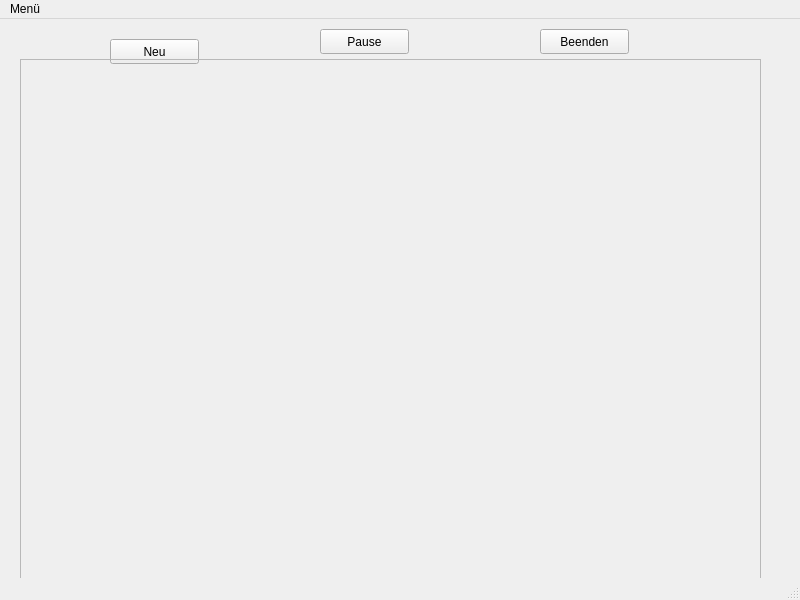
JenniferRied/Minesweeper, file Minesweeper/minesweeper.ui: the form before one commit.
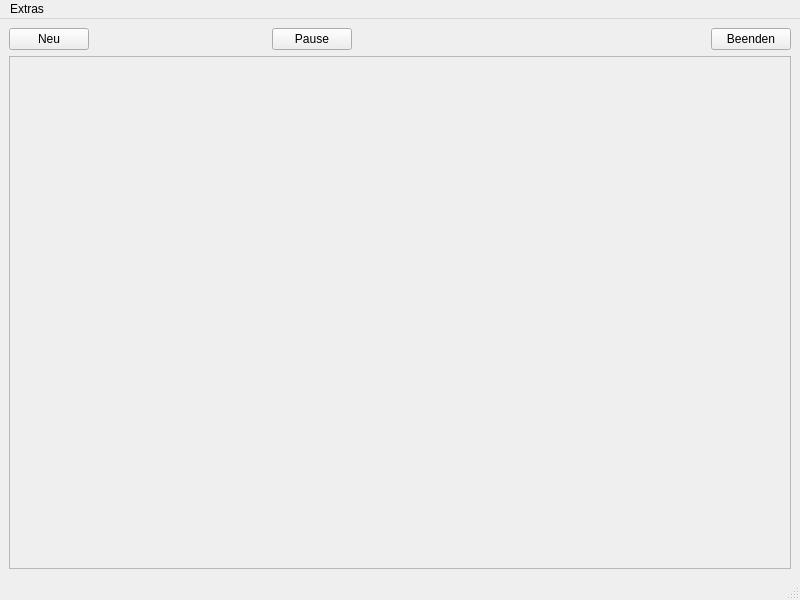
The form after the commit.

```diff
--- a/Minesweeper/minesweeper.ui
+++ b/Minesweeper/minesweeper.ui
@@ -14,54 +14,73 @@
    <string>Minesweeper</string>
   </property>
   <widget class="QWidget" name="centralwidget">
-   <widget class="QPushButton" name="pause_button">
-    <property name="geometry">
-     <rect>
-      <x>320</x>
-      <y>10</y>
-      <width>89</width>
-      <height>25</height>
-     </rect>
-    </property>
-    <property name="text">
-     <string>Pause</string>
-    </property>
-   </widget>
+   <layout class="QVBoxLayout" name="verticalLayout">
+    <item>
+     <layout class="QHBoxLayout" name="horizontalLayout">
+      <item>
    <widget class="QPushButton" name="neu_button">
-    <property name="geometry">
-     <rect>
-      <x>110</x>
-      <y>20</y>
-      <width>89</width>
-      <height>25</height>
-     </rect>
-    </property>
     <property name="text">
      <string>Neu</string>
     </property>
    </widget>
+      </item>
+      <item>
+       <spacer name="horizontalSpacer">
+        <property name="orientation">
+         <enum>Qt::Horizontal</enum>
+        </property>
+        <property name="sizeHint" stdset="0">
+         <size>
+          <width>40</width>
+          <height>20</height>
+         </size>
+        </property>
+       </spacer>
+      </item>
+      <item>
+       <widget class="QPushButton" name="pause_button">
+        <property name="text">
+         <string>Pause</string>
+        </property>
+       </widget>
+      </item>
+      <item>
+       <spacer name="horizontalSpacer_3">
+        <property name="orientation">
+         <enum>Qt::Horizontal</enum>
+        </property>
+        <property name="sizeHint" stdset="0">
+         <size>
+          <width>40</width>
+          <height>20</height>
+         </size>
+        </property>
+       </spacer>
+      </item>
+      <item>
+       <spacer name="horizontalSpacer_2">
+        <property name="orientation">
+         <enum>Qt::Horizontal</enum>
+        </property>
+        <property name="sizeHint" stdset="0">
+         <size>
+          <width>40</width>
+          <height>20</height>
+         </size>
+        </property>
+       </spacer>
+      </item>
+      <item>
    <widget class="QPushButton" name="pushButton_3">
-    <property name="geometry">
-     <rect>
-      <x>540</x>
-      <y>10</y>
-      <width>89</width>
-      <height>25</height>
-     </rect>
-    </property>
     <property name="text">
      <string>Beenden</string>
     </property>
    </widget>
+      </item>
+     </layout>
+    </item>
+    <item>
    <widget class="QFrame" name="haupt_frame">
-    <property name="geometry">
-     <rect>
-      <x>20</x>
-      <y>40</y>
-      <width>741</width>
-      <height>521</height>
-     </rect>
-    </property>
     <property name="sizePolicy">
      <sizepolicy hsizetype="Minimum" vsizetype="Minimum">
       <horstretch>0</horstretch>
@@ -74,22 +93,21 @@
     <property name="frameShadow">
      <enum>QFrame::Plain</enum>
     </property>
-    <widget class="QWidget" name="gridLayoutWidget">
-     <property name="geometry">
-      <rect>
-       <x>10</x>
-       <y>10</y>
-       <width>331</width>
-       <height>271</height>
-      </rect>
-     </property>
+      <layout class="QGridLayout" name="gridLayout">
+       <item row="0" column="0">
      <layout class="QGridLayout" name="spielbrett_gridLayout">
       <property name="sizeConstraint">
        <enum>QLayout::SetFixedSize</enum>
       </property>
-     </layout>
-    </widget>
-   </widget>
+         <property name="spacing">
+          <number>0</number>
+         </property>
+        </layout>
+       </item>
+      </layout>
+     </widget>
+    </item>
+   </layout>
   </widget>
   <widget class="QMenuBar" name="menubar">
    <property name="geometry">
@@ -102,7 +120,7 @@
    </property>
    <widget class="QMenu" name="menuMen">
     <property name="title">
-     <string>Menü</string>
+     <string>Extras</string>
     </property>
     <addaction name="actionEinstellungen"/>
     <addaction name="actionStatistik"/>
```
Lines whose indentation alone changed are shown as unchanged.
